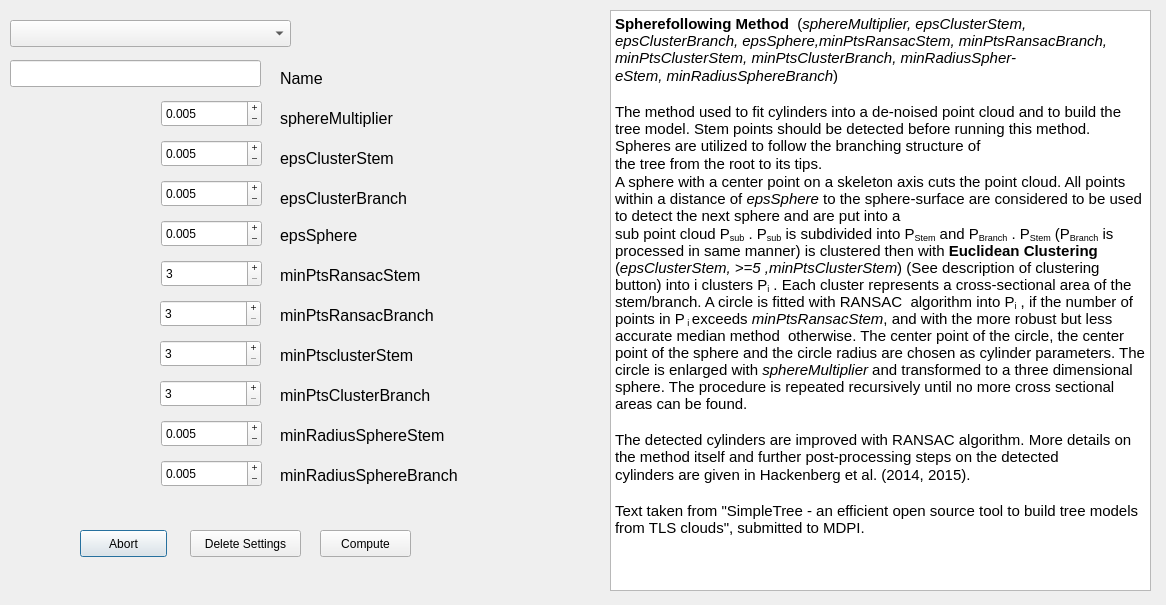
Above: src/gui/method_dialog.ui from SimpleTree/simpleTree before the change. Below: the same form after it.
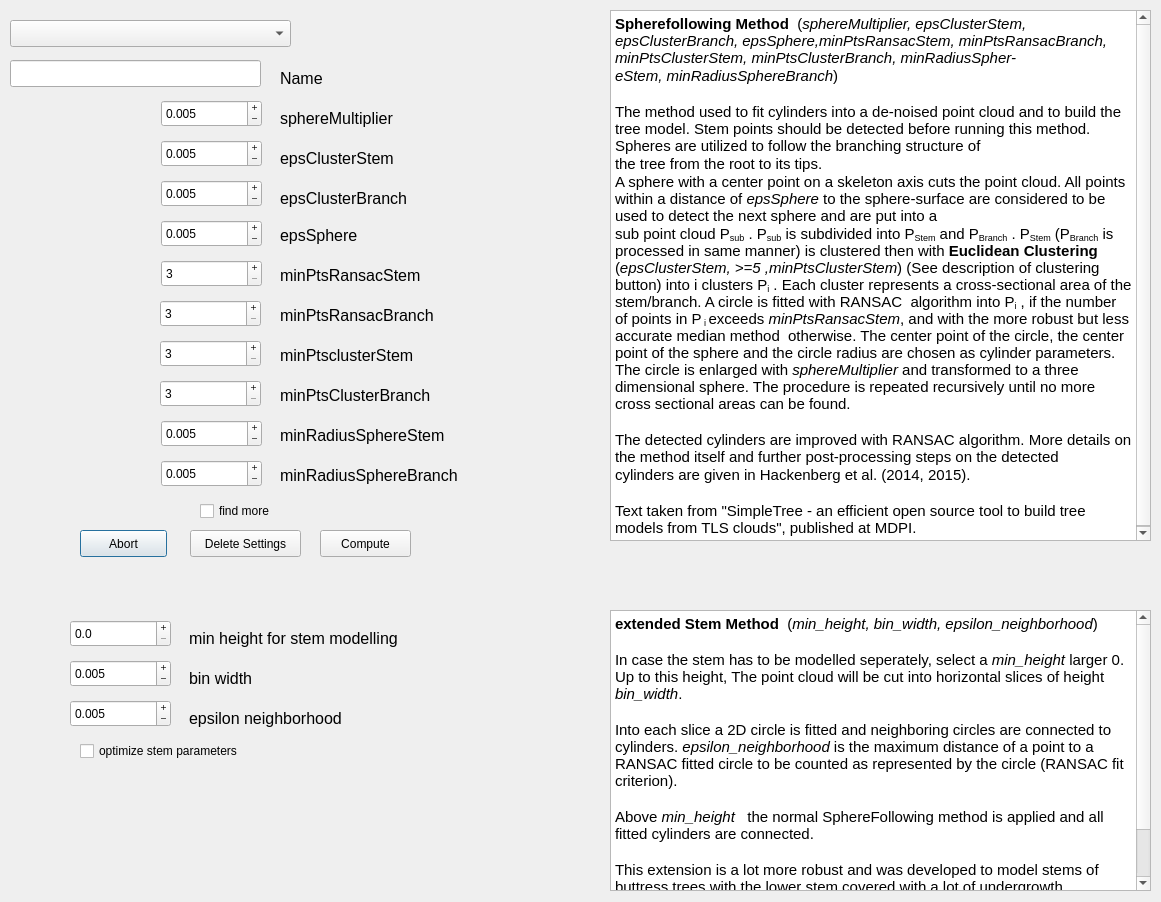
That is the form after the change.

```diff
--- a/src/gui/method_dialog.ui
+++ b/src/gui/method_dialog.ui
@@ -6,8 +6,8 @@
    <rect>
     <x>0</x>
     <y>0</y>
-    <width>1166</width>
-    <height>605</height>
+    <width>1161</width>
+    <height>902</height>
    </rect>
   </property>
   <property name="windowTitle">
@@ -523,7 +523,7 @@
      <x>610</x>
      <y>10</y>
      <width>541</width>
-     <height>581</height>
+     <height>531</height>
     </rect>
    </property>
    <property name="html">
@@ -542,7 +542,198 @@
 &lt;p style=&quot; margin-top:0px; margin-bottom:0px; margin-left:0px; margin-right:0px; -qt-block-indent:0; text-indent:0px;&quot;&gt;The detected cylinders are improved with RANSAC algorithm. More details on the method itself and further post-processing steps on the detected&lt;/p&gt;
 &lt;p style=&quot; margin-top:0px; margin-bottom:0px; margin-left:0px; margin-right:0px; -qt-block-indent:0; text-indent:0px;&quot;&gt;cylinders are given in Hackenberg et al. (2014, 2015).&lt;/p&gt;
 &lt;p style=&quot;-qt-paragraph-type:empty; margin-top:0px; margin-bottom:0px; margin-left:0px; margin-right:0px; -qt-block-indent:0; text-indent:0px;&quot;&gt;&lt;br /&gt;&lt;/p&gt;
-&lt;p style=&quot; margin-top:0px; margin-bottom:0px; margin-left:0px; margin-right:0px; -qt-block-indent:0; text-indent:0px;&quot;&gt;Text taken from &amp;quot;SimpleTree - an efficient open source tool to build tree models from TLS clouds&amp;quot;, submitted to MDPI.&lt;/p&gt;&lt;/body&gt;&lt;/html&gt;</string>
+&lt;p style=&quot; margin-top:0px; margin-bottom:0px; margin-left:0px; margin-right:0px; -qt-block-indent:0; text-indent:0px;&quot;&gt;Text taken from &amp;quot;SimpleTree - an efficient open source tool to build tree models from TLS clouds&amp;quot;, published at MDPI.&lt;/p&gt;&lt;/body&gt;&lt;/html&gt;</string>
+   </property>
+  </widget>
+  <widget class="QDoubleSpinBox" name="sphere_epsilon">
+   <property name="geometry">
+    <rect>
+     <x>70</x>
+     <y>700</y>
+     <width>101</width>
+     <height>27</height>
+    </rect>
+   </property>
+   <property name="buttonSymbols">
+    <enum>QAbstractSpinBox::PlusMinus</enum>
+   </property>
+   <property name="decimals">
+    <number>3</number>
+   </property>
+   <property name="minimum">
+    <double>0.001000000000000</double>
+   </property>
+   <property name="maximum">
+    <double>100.000000000000000</double>
+   </property>
+   <property name="singleStep">
+    <double>0.001000000000000</double>
+   </property>
+   <property name="value">
+    <double>0.005000000000000</double>
+   </property>
+  </widget>
+  <widget class="QLabel" name="label_15">
+   <property name="geometry">
+    <rect>
+     <x>189</x>
+     <y>630</y>
+     <width>211</width>
+     <height>17</height>
+    </rect>
+   </property>
+   <property name="font">
+    <font>
+     <pointsize>12</pointsize>
+    </font>
+   </property>
+   <property name="text">
+    <string>min height for stem modelling</string>
+   </property>
+  </widget>
+  <widget class="QDoubleSpinBox" name="min_height">
+   <property name="geometry">
+    <rect>
+     <x>70</x>
+     <y>620</y>
+     <width>101</width>
+     <height>27</height>
+    </rect>
+   </property>
+   <property name="buttonSymbols">
+    <enum>QAbstractSpinBox::PlusMinus</enum>
+   </property>
+   <property name="decimals">
+    <number>1</number>
+   </property>
+   <property name="minimum">
+    <double>0.000000000000000</double>
+   </property>
+   <property name="maximum">
+    <double>100.000000000000000</double>
+   </property>
+   <property name="singleStep">
+    <double>0.100000000000000</double>
+   </property>
+   <property name="value">
+    <double>0.000000000000000</double>
+   </property>
+  </widget>
+  <widget class="QLabel" name="label_16">
+   <property name="geometry">
+    <rect>
+     <x>189</x>
+     <y>670</y>
+     <width>151</width>
+     <height>17</height>
+    </rect>
+   </property>
+   <property name="font">
+    <font>
+     <pointsize>12</pointsize>
+    </font>
+   </property>
+   <property name="text">
+    <string>bin width</string>
+   </property>
+  </widget>
+  <widget class="QDoubleSpinBox" name="bin_width">
+   <property name="geometry">
+    <rect>
+     <x>70</x>
+     <y>660</y>
+     <width>101</width>
+     <height>27</height>
+    </rect>
+   </property>
+   <property name="buttonSymbols">
+    <enum>QAbstractSpinBox::PlusMinus</enum>
+   </property>
+   <property name="decimals">
+    <number>3</number>
+   </property>
+   <property name="minimum">
+    <double>0.001000000000000</double>
+   </property>
+   <property name="maximum">
+    <double>100.000000000000000</double>
+   </property>
+   <property name="singleStep">
+    <double>0.001000000000000</double>
+   </property>
+   <property name="value">
+    <double>0.005000000000000</double>
+   </property>
+  </widget>
+  <widget class="QLabel" name="label_17">
+   <property name="geometry">
+    <rect>
+     <x>189</x>
+     <y>710</y>
+     <width>201</width>
+     <height>17</height>
+    </rect>
+   </property>
+   <property name="font">
+    <font>
+     <pointsize>12</pointsize>
+    </font>
+   </property>
+   <property name="text">
+    <string>epsilon neighborhood</string>
+   </property>
+  </widget>
+  <widget class="QCheckBox" name="do_stem_optimization">
+   <property name="geometry">
+    <rect>
+     <x>80</x>
+     <y>740</y>
+     <width>341</width>
+     <height>22</height>
+    </rect>
+   </property>
+   <property name="text">
+    <string>optimize stem parameters</string>
+   </property>
+  </widget>
+  <widget class="QTextBrowser" name="textBrowser_2">
+   <property name="geometry">
+    <rect>
+     <x>610</x>
+     <y>610</y>
+     <width>541</width>
+     <height>281</height>
+    </rect>
+   </property>
+   <property name="html">
+    <string>&lt;!DOCTYPE HTML PUBLIC &quot;-//W3C//DTD HTML 4.0//EN&quot; &quot;http://www.w3.org/TR/REC-html40/strict.dtd&quot;&gt;
+&lt;html&gt;&lt;head&gt;&lt;meta name=&quot;qrichtext&quot; content=&quot;1&quot; /&gt;&lt;style type=&quot;text/css&quot;&gt;
+p, li { white-space: pre-wrap; }
+&lt;/style&gt;&lt;/head&gt;&lt;body style=&quot; font-family:'Ubuntu'; font-size:11pt; font-weight:400; font-style:normal;&quot;&gt;
+&lt;p style=&quot; margin-top:0px; margin-bottom:0px; margin-left:0px; margin-right:0px; -qt-block-indent:0; text-indent:0px;&quot;&gt;&lt;span style=&quot; font-weight:600;&quot;&gt;extended Stem Method&lt;/span&gt;  (&lt;span style=&quot; font-style:italic;&quot;&gt;min_height, bin_width, epsilon_neighborhood&lt;/span&gt;)&lt;/p&gt;
+&lt;p style=&quot;-qt-paragraph-type:empty; margin-top:0px; margin-bottom:0px; margin-left:0px; margin-right:0px; -qt-block-indent:0; text-indent:0px;&quot;&gt;&lt;br /&gt;&lt;/p&gt;
+&lt;p style=&quot; margin-top:0px; margin-bottom:0px; margin-left:0px; margin-right:0px; -qt-block-indent:0; text-indent:0px;&quot;&gt;In case the stem has to be modelled seperately, select a &lt;span style=&quot; font-style:italic;&quot;&gt;min_height&lt;/span&gt; larger 0. Up to this height, The point cloud will be cut into horizontal slices of height &lt;span style=&quot; font-style:italic;&quot;&gt;bin_width&lt;/span&gt;.&lt;/p&gt;
+&lt;p style=&quot;-qt-paragraph-type:empty; margin-top:0px; margin-bottom:0px; margin-left:0px; margin-right:0px; -qt-block-indent:0; text-indent:0px;&quot;&gt;&lt;br /&gt;&lt;/p&gt;
+&lt;p style=&quot; margin-top:0px; margin-bottom:0px; margin-left:0px; margin-right:0px; -qt-block-indent:0; text-indent:0px;&quot;&gt;Into each slice a 2D circle is fitted and neighboring circles are connected to cylinders. &lt;span style=&quot; font-style:italic;&quot;&gt;epsilon_neighborhood &lt;/span&gt;is the maximum distance of a point to a RANSAC fitted circle to be counted as represented by the circle (RANSAC fit criterion). &lt;/p&gt;
+&lt;p style=&quot;-qt-paragraph-type:empty; margin-top:0px; margin-bottom:0px; margin-left:0px; margin-right:0px; -qt-block-indent:0; text-indent:0px;&quot;&gt;&lt;br /&gt;&lt;/p&gt;
+&lt;p style=&quot; margin-top:0px; margin-bottom:0px; margin-left:0px; margin-right:0px; -qt-block-indent:0; text-indent:0px;&quot;&gt;Above &lt;span style=&quot; font-style:italic;&quot;&gt;min_height  &lt;/span&gt; the normal SphereFollowing method is applied and all fitted cylinders are connected.&lt;/p&gt;
+&lt;p style=&quot;-qt-paragraph-type:empty; margin-top:0px; margin-bottom:0px; margin-left:0px; margin-right:0px; -qt-block-indent:0; text-indent:0px;&quot;&gt;&lt;br /&gt;&lt;/p&gt;
+&lt;p style=&quot; margin-top:0px; margin-bottom:0px; margin-left:0px; margin-right:0px; -qt-block-indent:0; text-indent:0px;&quot;&gt;This extension is a lot more robust and was developed to model stems of buttress trees with the lower stem covered with a lot of undergrowth.&lt;/p&gt;
+&lt;p style=&quot;-qt-paragraph-type:empty; margin-top:0px; margin-bottom:0px; margin-left:0px; margin-right:0px; -qt-block-indent:0; text-indent:0px;&quot;&gt;&lt;br /&gt;&lt;/p&gt;
+&lt;p style=&quot; margin-top:0px; margin-bottom:0px; margin-left:0px; margin-right:0px; -qt-block-indent:0; text-indent:0px;&quot;&gt;Use checkbox to acitave an automatic parameter search for &lt;span style=&quot; font-style:italic;&quot;&gt;bin_width &lt;/span&gt; and &lt;span style=&quot; font-style:italic;&quot;&gt;epsilon_neighborhood&lt;/span&gt;. &lt;/p&gt;&lt;/body&gt;&lt;/html&gt;</string>
+   </property>
+  </widget>
+  <widget class="QCheckBox" name="do_iterative">
+   <property name="geometry">
+    <rect>
+     <x>200</x>
+     <y>500</y>
+     <width>341</width>
+     <height>22</height>
+    </rect>
+   </property>
+   <property name="text">
+    <string>find more</string>
    </property>
   </widget>
  </widget>
```
